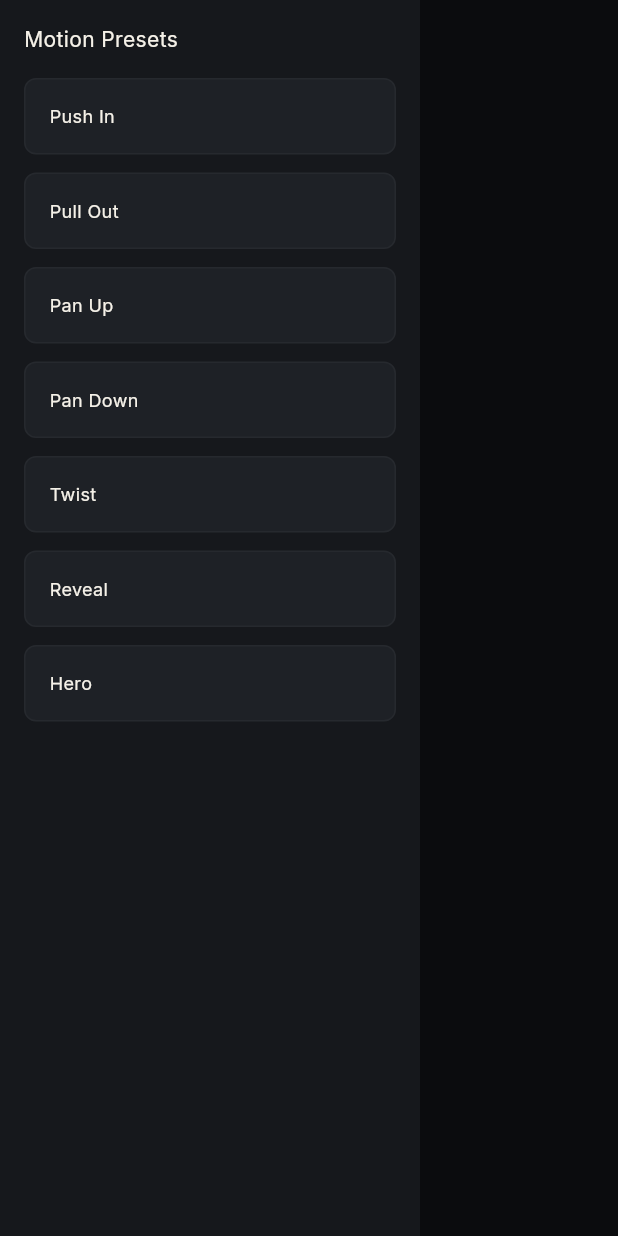
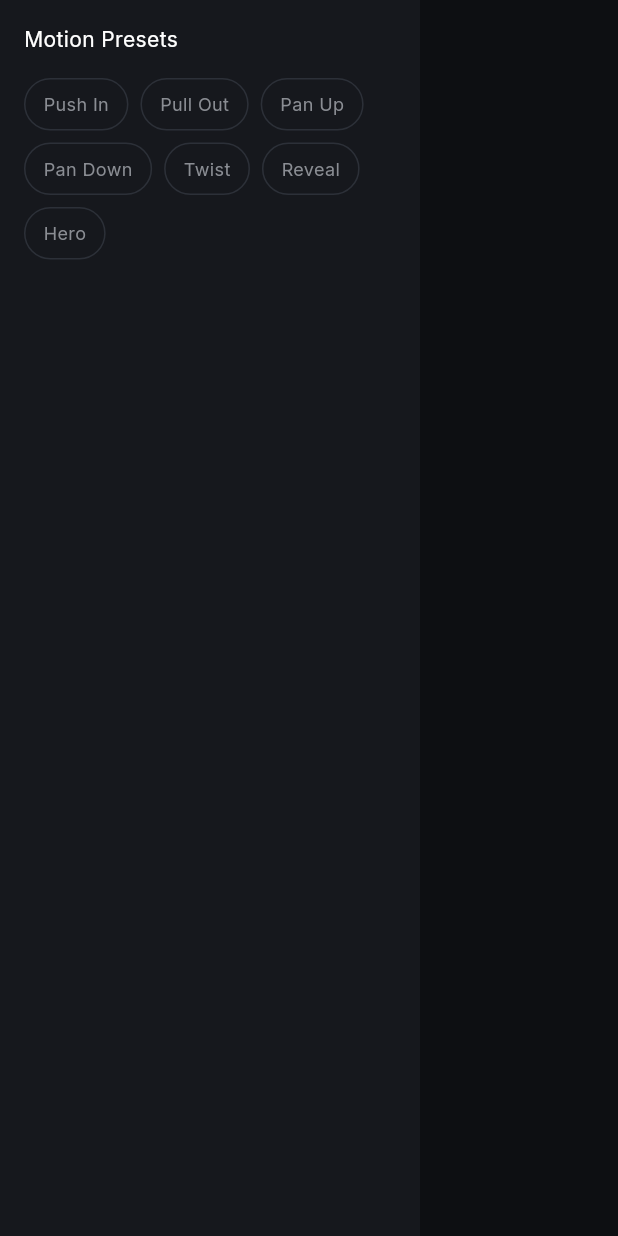
Before and after one commit to jerryfemi/bezel, a Flutter app: the PresetSelector widget shown alone on an empty page, opened directly, on a phone screen of 412 x 824 dp. Run offline on Flutter 3.47's test engine with Material 3 defaults, Android fonts, the light colour scheme and no system bars; our stand-ins replace flutter_riverpod, google_fonts, image_picker, video_player; missing offline and left inert: dart:html, ffmpeg_wasm.

Commit message:
refactor(ui): apply new dark theme, sleek widgets, and toast system
Began the UI redesign to align with the new dual-panel architecture
and premium dark-mode aesthetic.

* Theme Overhaul: Updated `AppColors` with deep dark greys (`#0D0F12`)
  and vibrant blue accents (`#5A8CFF`). Added `AppRadius.pill` and
  reduced control radii in `app_metrics.dart`.
* Toast System: Implemented a custom `ToastService` using Flutter's
  `OverlayEntry` to provide non-blocking, animated pill notifications.
* StudioButton: Added `primary`, `secondary`, and `ghost` variants
  with dynamic hover/press states.
* Sliders: Thinned the track height to 2.0 and increased thumb radius
  to 8.0 for a modern look.
* Preset Selector: Refactored from a vertical `ListView` to a dynamic
  `Wrap` layout utilizing sleek, rounded pill chips.

```diff
--- a/lib/screens/editor_screen.dart
+++ b/lib/screens/editor_screen.dart
@@ -222,8 +222,8 @@ class _EditorScreenState extends ConsumerState<EditorScreen> {
           const SizedBox(width: AppSpacing.s16),
           StudioButton(
             label: 'Export',
-            icon: Icons.download_rounded,
-            isPrimary: true,
+            icon: Icons.download,
+            variant: ButtonVariant.primary,
             onPressed: _isExporting ? () {} : _exportMedia,
           ),
         ],
--- a/lib/theme/app_colors.dart
+++ b/lib/theme/app_colors.dart
@@ -2,20 +2,20 @@ import 'package:flutter/material.dart';
 
 class AppColors {
   // Base Palette
-  static const Color canvas = Color(0xFF0B0C0E);
-  static const Color surface = Color(0xFF16181C);
-  static const Color raisedSurface = Color(0xFF1E2126);
-  static const Color border = Color(0xFF26292E);
+  static const Color canvas = Color(0xFF0D0F12);     // Very dark grey/black for canvas
+  static const Color surface = Color(0xFF16181D);    // Panel background
+  static const Color raisedSurface = Color(0xFF22252C); // Buttons/Hover elements
+  static const Color border = Color(0xFF2C3038);     // Subtle dividers
 
   // Typography
-  static const Color primaryText = Color(0xFFF5F1E8); // Warm ivory
-  static const Color secondaryText = Color(0xFF9A9791);
+  static const Color primaryText = Color(0xFFFFFFFF); // Crisp white
+  static const Color secondaryText = Color(0xFF8A8D93); // Muted grey
 
   // Accents & Semantics
-  static const Color accent = Color(0xFF4DE8C4); // Phosphor teal
-  static const Color danger = Color(0xFFE8664D);
+  static const Color accent = Color(0xFF5A8CFF); // Vibrant blue
+  static const Color danger = Color(0xFFFF5A5A); // Bright red
 
   // Interactive States
-  static const Color hoverOverlay = Color(0x0AFFFFFF);
-  static const Color pressOverlay = Color(0x14FFFFFF);
+  static const Color hoverOverlay = Color(0x14FFFFFF);
+  static const Color pressOverlay = Color(0x24FFFFFF);
 }
--- a/lib/theme/app_metrics.dart
+++ b/lib/theme/app_metrics.dart
@@ -10,7 +10,8 @@ class AppSpacing {
 }
 
 class AppRadius {
-  static const double control = 8.0;
+  static const double control = 6.0;
   static const double panel = 14.0;
   static const double modal = 20.0;
+  static const double pill = 999.0;
 }
--- a/lib/widgets/studio/keyframe_editor.dart
+++ b/lib/widgets/studio/keyframe_editor.dart
@@ -109,7 +109,7 @@ class KeyframeEditor extends ConsumerWidget {
         SliderTheme(
           data: const SliderThemeData(
             trackHeight: 2.0,
-            thumbShape: RoundSliderThumbShape(enabledThumbRadius: 6.0),
+            thumbShape: RoundSliderThumbShape(enabledThumbRadius: 8.0),
           ),
           child: Slider(
             value: value.clamp(min, max),
--- a/lib/widgets/studio/preset_selector.dart
+++ b/lib/widgets/studio/preset_selector.dart
@@ -25,36 +25,32 @@ class PresetSelector extends ConsumerWidget {
             child: Text('Motion Presets', style: AppTypography.uiBody),
           ),
           Expanded(
-            child: ListView.separated(
+            child: SingleChildScrollView(
               padding: const EdgeInsets.symmetric(horizontal: AppSpacing.s16),
-              itemCount: MotionPresets.allPresets.length,
-              separatorBuilder: (context, index) =>
-                  const SizedBox(height: AppSpacing.s12),
-              itemBuilder: (context, index) {
-                final presetData = MotionPresets.allPresets[index];
+              child: Wrap(
+                spacing: AppSpacing.s8,
+                runSpacing: AppSpacing.s8,
+                children: MotionPresets.allPresets.map((presetData) {
                   final String name = presetData['name'] as String;
                   final Timeline timeline = presetData['timeline'] as Timeline;
-
                   final bool isSelected = activeTimeline == timeline;
 
                   return GestureDetector(
                     onTap: () {
                       ref.read(activeTimelineProvider.notifier).state = timeline;
-                    // Reset playback time when switching presets
-                    ref.read(currentPlaybackTimeProvider.notifier).state =
-                        Duration.zero;
+                      ref.read(currentPlaybackTimeProvider.notifier).state = Duration.zero;
                     },
                     child: AnimatedContainer(
                       duration: const Duration(milliseconds: 200),
                       padding: const EdgeInsets.symmetric(
-                      horizontal: AppSpacing.s16,
-                      vertical: AppSpacing.s16,
+                        horizontal: AppSpacing.s12,
+                        vertical: AppSpacing.s8,
                       ),
                       decoration: BoxDecoration(
                         color: isSelected
-                          ? AppColors.accent
-                          : AppColors.raisedSurface,
-                      borderRadius: BorderRadius.circular(AppRadius.control),
+                            ? AppColors.accent.withOpacity(0.15)
+                            : Colors.transparent,
+                        borderRadius: BorderRadius.circular(AppRadius.pill),
                         border: Border.all(
                           color: isSelected ? AppColors.accent : AppColors.border,
                         ),
@@ -63,8 +59,8 @@ class PresetSelector extends ConsumerWidget {
                         name,
                         style: AppTypography.uiLabel.copyWith(
                           color: isSelected
-                            ? Colors.black
-                            : AppColors.primaryText,
+                              ? AppColors.accent
+                              : AppColors.secondaryText,
                           fontWeight: isSelected
                               ? FontWeight.w600
                               : FontWeight.w400,
@@ -72,7 +68,8 @@ class PresetSelector extends ConsumerWidget {
                       ),
                     ),
                   );
-              },
+                }).toList(),
+              ),
             ),
           ),
         ],
--- a/lib/widgets/studio/timeline_panel.dart
+++ b/lib/widgets/studio/timeline_panel.dart
@@ -83,7 +83,7 @@ class _TimelinePanelState extends ConsumerState<TimelinePanel>
                 label: '',
                 icon: _controller.isAnimating ? Icons.pause : Icons.play_arrow,
                 onPressed: _togglePlayPause,
-                isPrimary: true,
+                variant: ButtonVariant.primary,
               ),
               const SizedBox(width: AppSpacing.s16),
               Text(
@@ -101,10 +101,11 @@ class _TimelinePanelState extends ConsumerState<TimelinePanel>
                 Expanded(
                   child: SliderTheme(
                     data: SliderTheme.of(context).copyWith(
-                      trackHeight: 4.0,
+                      trackHeight: 2.0,
                       activeTrackColor: AppColors.accent,
                       inactiveTrackColor: AppColors.border,
                       thumbColor: AppColors.primaryText,
+                      thumbShape: const RoundSliderThumbShape(enabledThumbRadius: 8.0),
                     ),
                     child: Slider(
                       value: progress.clamp(0.0, 1.0),
```
Also changed, not shown: lib/widgets/studio/studio_button.dart (+48 -10 lines), lib/widgets/toast/toast_service.dart (added, +168 -0 lines). Lines whose indentation alone changed are shown as unchanged.
